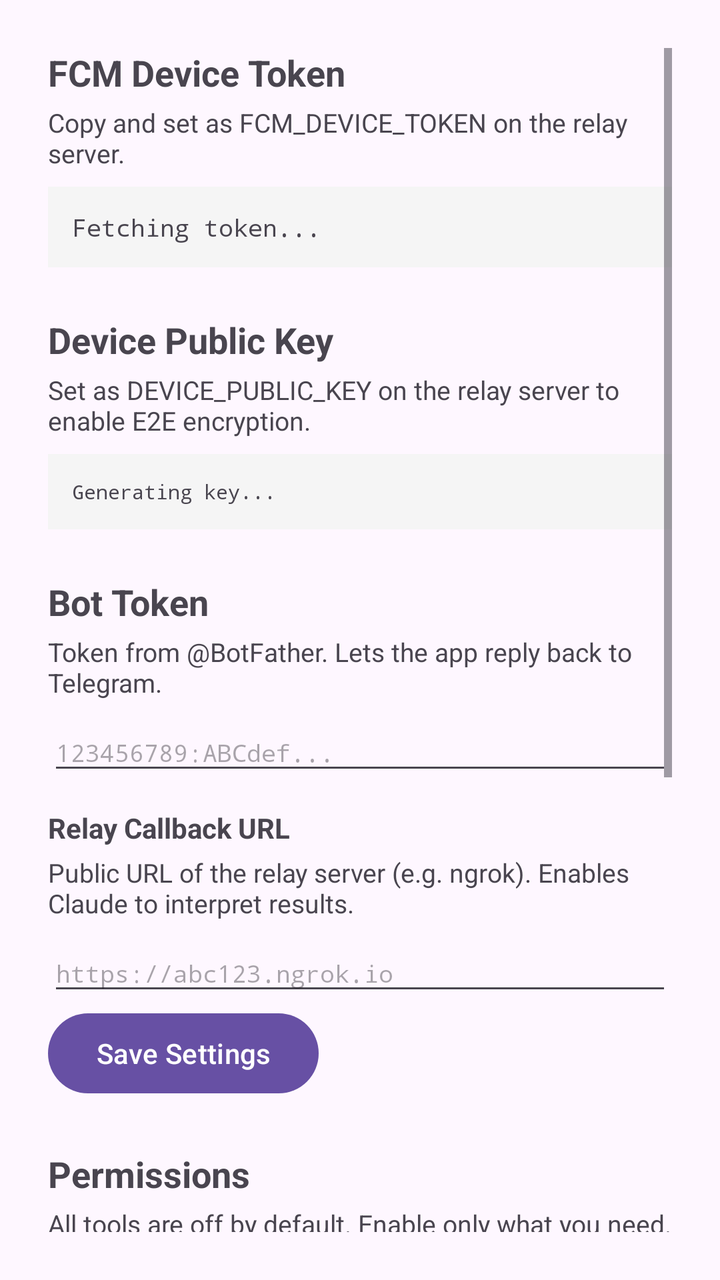
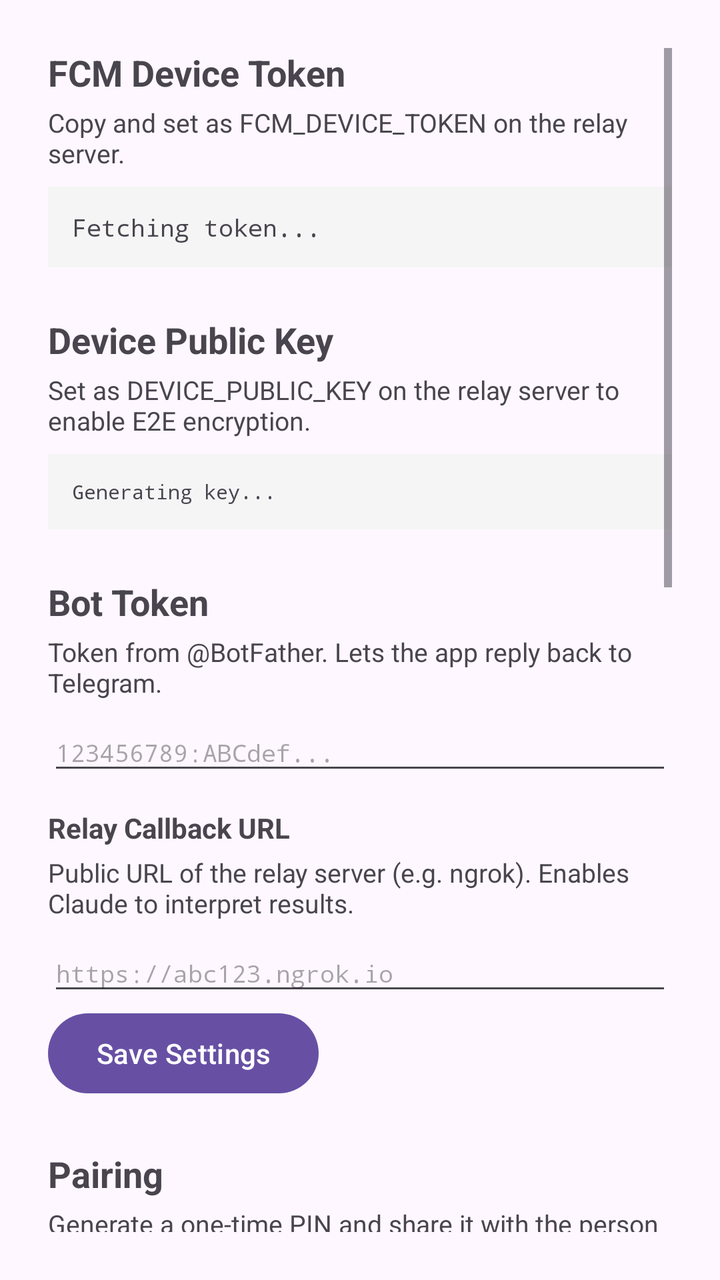

Compare the two renders of this Android layout. The source of the first and the diff that turns it into the second are given below.
<!-- AndroidManifest.xml: application theme Theme.TelegramClaw -->
<!-- res/layout/activity_main.xml -->
<?xml version="1.0" encoding="utf-8"?>
<ScrollView xmlns:android="http://schemas.android.com/apk/res/android"
    android:id="@+id/main"
    android:layout_width="match_parent"
    android:layout_height="match_parent"
    android:padding="24dp">

    <LinearLayout
        android:layout_width="match_parent"
        android:layout_height="wrap_content"
        android:orientation="vertical">

        

        <TextView
            android:layout_width="match_parent"
            android:layout_height="wrap_content"
            android:text="FCM Device Token"
            android:textSize="18sp"
            android:textStyle="bold"
            android:paddingBottom="4dp" />

        <TextView
            android:layout_width="match_parent"
            android:layout_height="wrap_content"
            android:text="Copy and set as FCM_DEVICE_TOKEN on the relay server."
            android:textSize="13sp"
            android:paddingBottom="8dp" />

        <TextView
            android:id="@+id/token_text"
            android:layout_width="match_parent"
            android:layout_height="wrap_content"
            android:text="Fetching token..."
            android:textIsSelectable="true"
            android:fontFamily="monospace"
            android:textSize="12sp"
            android:background="#F5F5F5"
            android:padding="12dp" />

        

        <TextView
            android:layout_width="match_parent"
            android:layout_height="wrap_content"
            android:text="Device Public Key"
            android:textSize="18sp"
            android:textStyle="bold"
            android:paddingTop="24dp"
            android:paddingBottom="4dp" />

        <TextView
            android:layout_width="match_parent"
            android:layout_height="wrap_content"
            android:text="Set as DEVICE_PUBLIC_KEY on the relay server to enable E2E encryption."
            android:textSize="13sp"
            android:paddingBottom="8dp" />

        <TextView
            android:id="@+id/public_key_text"
            android:layout_width="match_parent"
            android:layout_height="wrap_content"
            android:text="Generating key..."
            android:textIsSelectable="true"
            android:fontFamily="monospace"
            android:textSize="10sp"
            android:background="#F5F5F5"
            android:padding="12dp" />

        

        <TextView
            android:layout_width="match_parent"
            android:layout_height="wrap_content"
            android:text="Bot Token"
            android:textSize="18sp"
            android:textStyle="bold"
            android:paddingTop="24dp"
            android:paddingBottom="4dp" />

        <TextView
            android:layout_width="match_parent"
            android:layout_height="wrap_content"
            android:text="Token from @BotFather. Lets the app reply back to Telegram."
            android:textSize="13sp"
            android:paddingBottom="8dp" />

        <EditText
            android:id="@+id/edit_bot_token"
            android:layout_width="match_parent"
            android:layout_height="wrap_content"
            android:hint="123456789:ABCdef..."
            android:inputType="textVisiblePassword"
            android:fontFamily="monospace"
            android:textSize="12sp"
            android:paddingBottom="8dp" />

        <TextView
            android:layout_width="match_parent"
            android:layout_height="wrap_content"
            android:text="Relay Callback URL"
            android:textSize="14sp"
            android:textStyle="bold"
            android:paddingTop="12dp"
            android:paddingBottom="4dp" />

        <TextView
            android:layout_width="match_parent"
            android:layout_height="wrap_content"
            android:text="Public URL of the relay server (e.g. ngrok). Enables Claude to interpret results."
            android:textSize="13sp"
            android:paddingBottom="8dp" />

        <EditText
            android:id="@+id/edit_relay_url"
            android:layout_width="match_parent"
            android:layout_height="wrap_content"
            android:hint="https://abc123.ngrok.io"
            android:inputType="textUri"
            android:fontFamily="monospace"
            android:textSize="12sp"
            android:paddingBottom="8dp" />

        <Button
            android:id="@+id/btn_save_bot_token"
            android:layout_width="wrap_content"
            android:layout_height="wrap_content"
            android:text="Save Settings" />

        

        <TextView
            android:layout_width="match_parent"
            android:layout_height="wrap_content"
            android:text="Permissions"
            android:textSize="18sp"
            android:textStyle="bold"
            android:paddingTop="24dp"
            android:paddingBottom="4dp" />

        <TextView
            android:layout_width="match_parent"
            android:layout_height="wrap_content"
            android:text="All tools are off by default. Enable only what you need."
            android:textSize="13sp"
            android:paddingBottom="12dp" />

        <androidx.appcompat.widget.SwitchCompat
            android:id="@+id/switch_audio_manager"
            android:layout_width="match_parent"
            android:layout_height="wrap_content"
            android:text="audio_manager — set volume, force alert ping"
            android:paddingBottom="8dp" />

        <androidx.appcompat.widget.SwitchCompat
            android:id="@+id/switch_get_device_context"
            android:layout_width="match_parent"
            android:layout_height="wrap_content"
            android:text="get_device_context — battery, screen, motion, light"
            android:paddingBottom="8dp" />

        <androidx.appcompat.widget.SwitchCompat
            android:id="@+id/switch_media_control"
            android:layout_width="match_parent"
            android:layout_height="wrap_content"
            android:text="media_control — play, pause, skip"
            android:paddingBottom="8dp" />

        <androidx.appcompat.widget.SwitchCompat
            android:id="@+id/switch_notification_sender"
            android:layout_width="match_parent"
            android:layout_height="wrap_content"
            android:text="notification_sender — toast, notification, alert"
            android:paddingBottom="8dp" />

        <androidx.appcompat.widget.SwitchCompat
            android:id="@+id/switch_location_fetcher"
            android:layout_width="match_parent"
            android:layout_height="wrap_content"
            android:text="location_fetcher — GPS coordinates (always confirms)"
            android:paddingBottom="8dp" />

        <androidx.appcompat.widget.SwitchCompat
            android:id="@+id/switch_camera_capture"
            android:layout_width="match_parent"
            android:layout_height="wrap_content"
            android:text="camera_capture — take a photo (always confirms)"
            android:paddingBottom="8dp" />

        

        <LinearLayout
            android:layout_width="match_parent"
            android:layout_height="wrap_content"
            android:orientation="horizontal"
            android:paddingTop="24dp"
            android:paddingBottom="8dp">

            <TextView
                android:layout_width="0dp"
                android:layout_height="wrap_content"
                android:layout_weight="1"
                android:text="Audit Log"
                android:textSize="18sp"
                android:textStyle="bold" />

            <Button
                android:id="@+id/btn_refresh_log"
                android:layout_width="wrap_content"
                android:layout_height="wrap_content"
                android:text="Refresh" />

        </LinearLayout>

        <TextView
            android:id="@+id/audit_log_text"
            android:layout_width="match_parent"
            android:layout_height="wrap_content"
            android:text="No entries yet."
            android:fontFamily="monospace"
            android:textSize="11sp"
            android:background="#F5F5F5"
            android:padding="12dp" />

    </LinearLayout>

</ScrollView>
<!-- resources referenced by this layout -->
<resources>
  <style name="Theme.TelegramClaw" parent="Base.Theme.TelegramClaw" />
  <style name="Base.Theme.TelegramClaw" parent="Theme.Material3.DayNight.NoActionBar">
          
          
      </style>
</resources>

<!-- the commit's change to res/layout/activity_main.xml (unified diff, before → after) -->
@@ -126,6 +126,76 @@
             android:layout_width="wrap_content"
             android:layout_height="wrap_content"
             android:text="Save Settings" />
+
+        
+
+        <TextView
+            android:layout_width="match_parent"
+            android:layout_height="wrap_content"
+            android:text="Pairing"
+            android:textSize="18sp"
+            android:textStyle="bold"
+            android:paddingTop="24dp"
+            android:paddingBottom="4dp" />
+
+        <TextView
+            android:layout_width="match_parent"
+            android:layout_height="wrap_content"
+            android:text="Generate a one-time PIN and share it with the person you want to authorize. Valid for 10 minutes."
+            android:textSize="13sp"
+            android:paddingBottom="8dp" />
+
+        <TextView
+            android:id="@+id/pairing_pin_text"
+            android:layout_width="match_parent"
+            android:layout_height="wrap_content"
+            android:text="No active PIN — tap Generate."
+            android:textIsSelectable="true"
+            android:fontFamily="monospace"
+            android:textSize="16sp"
+            android:background="#F5F5F5"
+            android:padding="12dp"
+            android:paddingBottom="8dp" />
+
+        <Button
+            android:id="@+id/btn_generate_pin"
+            android:layout_width="wrap_content"
+            android:layout_height="wrap_content"
+            android:text="Generate PIN" />
+
+        
+
+        <TextView
+            android:layout_width="match_parent"
+            android:layout_height="wrap_content"
+            android:text="Kill Switch"
+            android:textSize="18sp"
+            android:textStyle="bold"
+            android:paddingTop="24dp"
+            android:paddingBottom="4dp" />
+
+        <TextView
+            android:layout_width="match_parent"
+            android:layout_height="wrap_content"
+            android:text="Send an SMS containing this phrase to instantly disable all tools and stop Claw."
+            android:textSize="13sp"
+            android:paddingBottom="8dp" />
+
+        <EditText
+            android:id="@+id/edit_kill_phrase"
+            android:layout_width="match_parent"
+            android:layout_height="wrap_content"
+            android:hint="CLAW KILL"
+            android:inputType="textVisiblePassword"
+            android:fontFamily="monospace"
+            android:textSize="14sp"
+            android:paddingBottom="8dp" />
+
+        <Button
+            android:id="@+id/btn_save_kill_phrase"
+            android:layout_width="wrap_content"
+            android:layout_height="wrap_content"
+            android:text="Save Phrase" />
 
         
 
